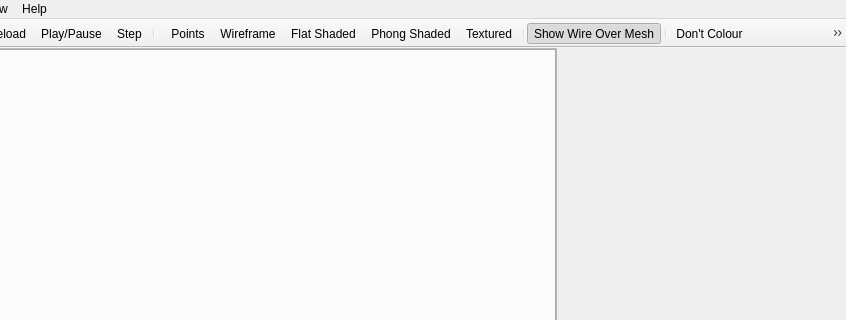
Above: src/fugu/ui/mainwindow.ui from eigenbom/fugu before the change; both pictures show x 178 to 1024 and y 0 to 320 of the 1024 by 768 pixel window. Below: the same form after it.
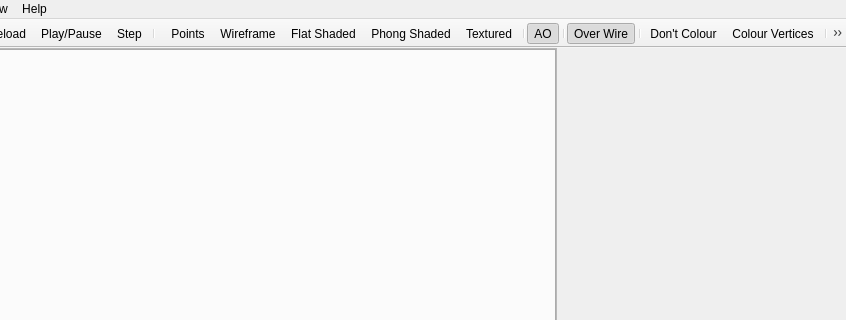
That is the form after the change. Icons and pictures are not drawn. Custom widgets are drawn as their Qt base class.

Commit message: First SSAO implementation

What changed in the file:
```diff
--- a/src/fugu/ui/mainwindow.ui
+++ b/src/fugu/ui/mainwindow.ui
@@ -754,6 +754,8 @@
    <addaction name="actionSetDrawPhong"/>
    <addaction name="actionSetDrawTextured"/>
    <addaction name="separator"/>
+   <addaction name="actionToggleSSAO"/>
+   <addaction name="separator"/>
    <addaction name="actionToggleShowOverWire"/>
    <addaction name="separator"/>
    <addaction name="actionSetColourNone"/>
@@ -1094,6 +1096,9 @@
    <property name="text">
     <string>Show Wire Over Mesh</string>
    </property>
+   <property name="iconText">
+    <string>Over Wire</string>
+   </property>
   </action>
   <action name="actionMakeCurrentScriptActive">
    <property name="icon">
@@ -1232,6 +1237,23 @@
     <string>Resets user settings back to defaults</string>
    </property>
   </action>
+  <action name="actionToggleSSAO">
+   <property name="checkable">
+    <bool>true</bool>
+   </property>
+   <property name="checked">
+    <bool>true</bool>
+   </property>
+   <property name="text">
+    <string>ToggleSSAO</string>
+   </property>
+   <property name="iconText">
+    <string>AO</string>
+   </property>
+   <property name="toolTip">
+    <string>Toggle SSAO</string>
+   </property>
+  </action>
  </widget>
  <customwidgets>
   <customwidget>
```
Left out of the diff: 21 changed lines with no effect on the pictures. The commit also changes 4 other files.
